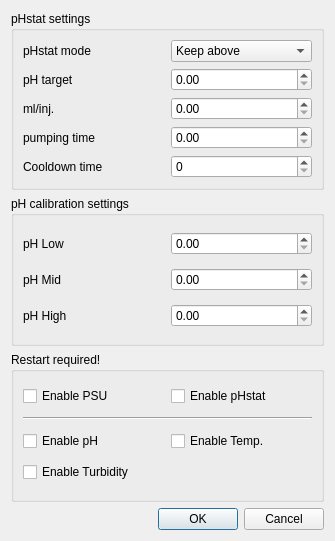
The window that electrophstat/gui/settings_dialog.ui (ArJKloek/ElectropHstat) describes before a commit, drawn with Qt 5.
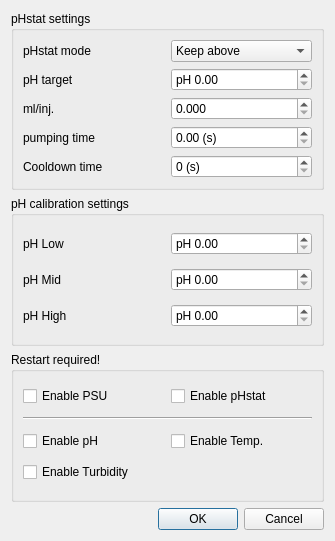
The same window after the commit.

The edit to the form file:
```diff
--- a/electrophstat/gui/settings_dialog.ui
+++ b/electrophstat/gui/settings_dialog.ui
@@ -67,16 +67,36 @@
       </item>
       <item row="1" column="1">
        <widget class="QDoubleSpinBox" name="ds_cfg_pHtarget">
+        <property name="prefix">
+         <string>pH </string>
+        </property>
+        <property name="suffix">
+         <string/>
+        </property>
         <property name="singleStep">
          <double>0.010000000000000</double>
         </property>
        </widget>
       </item>
       <item row="2" column="1">
-       <widget class="QDoubleSpinBox" name="ds_cfg_pump_ml"/>
+       <widget class="QDoubleSpinBox" name="ds_cfg_pump_ml">
+        <property name="decimals">
+         <number>3</number>
+        </property>
+        <property name="singleStep">
+         <double>0.001000000000000</double>
+        </property>
+       </widget>
       </item>
       <item row="3" column="1">
-       <widget class="QDoubleSpinBox" name="ds_cfg_pump_time"/>
+       <widget class="QDoubleSpinBox" name="ds_cfg_pump_time">
+        <property name="suffix">
+         <string> (s)</string>
+        </property>
+        <property name="singleStep">
+         <double>0.010000000000000</double>
+        </property>
+       </widget>
       </item>
       <item row="4" column="0">
        <widget class="QLabel" name="lb_cfg_cooldown">
@@ -93,7 +113,14 @@
        </widget>
       </item>
       <item row="4" column="1">
-       <widget class="QSpinBox" name="sp_cfg_cooldown"/>
+       <widget class="QSpinBox" name="sp_cfg_cooldown">
+        <property name="suffix">
+         <string> (s)</string>
+        </property>
+        <property name="prefix">
+         <string/>
+        </property>
+       </widget>
       </item>
      </layout>
     </widget>
@@ -112,7 +139,17 @@
        </widget>
       </item>
       <item row="0" column="1">
-       <widget class="QDoubleSpinBox" name="ds_cfg_pH_low"/>
+       <widget class="QDoubleSpinBox" name="ds_cfg_pH_low">
+        <property name="prefix">
+         <string>pH </string>
+        </property>
+        <property name="maximum">
+         <double>14.000000000000000</double>
+        </property>
+        <property name="singleStep">
+         <double>0.010000000000000</double>
+        </property>
+       </widget>
       </item>
       <item row="2" column="0">
        <widget class="QLabel" name="lb_cfg_pH_high">
@@ -129,10 +166,30 @@
        </widget>
       </item>
       <item row="1" column="1">
-       <widget class="QDoubleSpinBox" name="ds_cfg_pH_mid"/>
+       <widget class="QDoubleSpinBox" name="ds_cfg_pH_mid">
+        <property name="prefix">
+         <string>pH </string>
+        </property>
+        <property name="maximum">
+         <double>14.000000000000000</double>
+        </property>
+        <property name="singleStep">
+         <double>0.010000000000000</double>
+        </property>
+       </widget>
       </item>
       <item row="2" column="1">
-       <widget class="QDoubleSpinBox" name="ds_cfg_pH_high"/>
+       <widget class="QDoubleSpinBox" name="ds_cfg_pH_high">
+        <property name="prefix">
+         <string>pH </string>
+        </property>
+        <property name="maximum">
+         <double>14.000000000000000</double>
+        </property>
+        <property name="singleStep">
+         <double>0.010000000000000</double>
+        </property>
+       </widget>
       </item>
      </layout>
     </widget>
```
